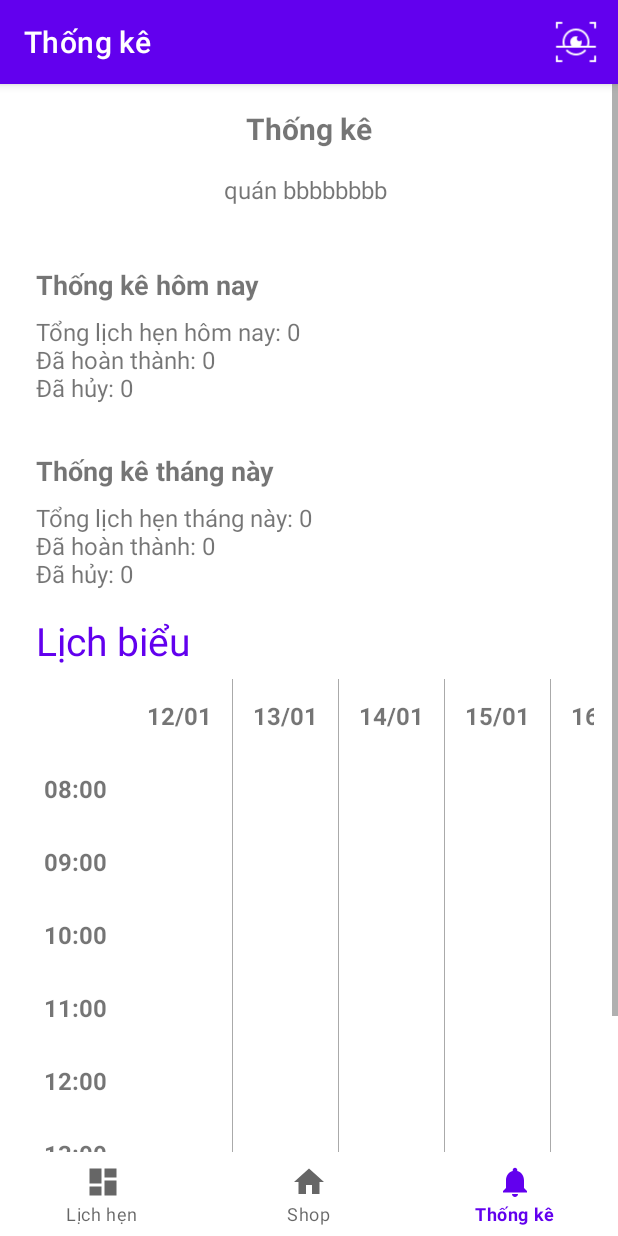
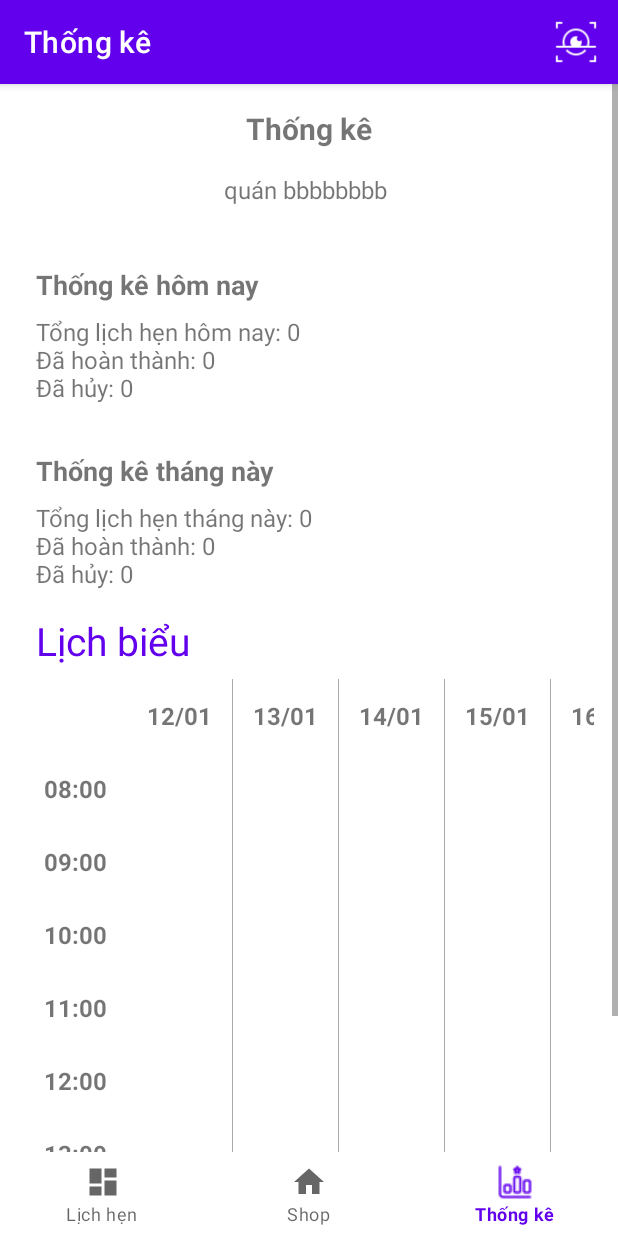
Before and after one commit to bobby-stanoff/barber-appointment, an Android app: the NotificationsFragment screen opened through its navigation route, on a phone screen of 412 x 824 dp. Run offline under Robolectric (Android 15) with nearby library versions, the phone set to English and light mode, and no system bars; our stand-ins replace Firebase (no records; nobody signed in at launch, a user with empty details on screens opened directly), navigation-ui; pictures from the network do not load.

```diff
--- a/app/src/main/java/vn/something/barberfinal/AddServiceActivity.java
+++ b/app/src/main/java/vn/something/barberfinal/AddServiceActivity.java
@@ -20,7 +20,6 @@ import vn.something.barberfinal.DataModel.BarberService;
 public class AddServiceActivity extends AppCompatActivity {
     private EditText serviceNameEditText, serviceDurationEditText, servicePriceEditText;
     private Button saveButton;
-
     @Override
     protected void onCreate(Bundle savedInstanceState) {
         super.onCreate(savedInstanceState);
@@ -36,8 +35,6 @@ public class AddServiceActivity extends AppCompatActivity {
             String name = serviceNameEditText.getText().toString();
             String duration = serviceDurationEditText.getText().toString();
             String price = servicePriceEditText.getText().toString();
-
-
             BarberService newService = new BarberService(name, duration, price);
 
             addServicetoFireBase(newService);
--- a/app/src/main/java/vn/something/barberfinal/ScheduleLayoutActivity.java
+++ b/app/src/main/java/vn/something/barberfinal/ScheduleLayoutActivity.java
@@ -25,7 +25,7 @@ public class ScheduleLayoutActivity extends AppCompatActivity {
         EdgeToEdge.enable(this);
         setContentView(R.layout.activity_schedule_layout);
 
-        setContentView(R.layout.activity_schedule_layout); // Replace with your layout
+        setContentView(R.layout.activity_schedule_layout);
         scheduleTable = findViewById(R.id.scheduleTable); // Ensure your TableLayout has this ID
         generateSchedule();
     }
@@ -54,7 +54,7 @@ public class ScheduleLayoutActivity extends AppCompatActivity {
         for(String timestamp: timestamps) {
 
             TableRow tableRow = new TableRow(this);
-            addTextViewToRow(tableRow, timestamp, true); // Add timestamp as the first cell
+            addTextViewToRow(tableRow, timestamp, true);
 
             // Generate Column For each Date
             for (int day = 0; day < 7; day++) {
--- a/app/src/main/java/vn/something/barberfinal/ui/home/HomeFragment.java
+++ b/app/src/main/java/vn/something/barberfinal/ui/home/HomeFragment.java
@@ -73,7 +73,6 @@ public class HomeFragment extends Fragment {
             switch (pos) {
                 case 0:
                     tab.setText("Thông tin");
-
                     break;
                 case 1:
                     tab.setText("Dịch vụ");
--- a/app/src/main/res/menu-v26/bottom_nav_menu.xml
+++ b/app/src/main/res/menu-v26/bottom_nav_menu.xml
@@ -15,7 +15,7 @@
 
     <item
         android:id="@+id/navigation_notifications"
-        android:icon="@drawable/ic_notifications_black_24dp"
+        android:icon="@drawable/ic_statis"
         android:title="@string/title_notifications" />
 
 </menu>
--- a/app/src/main/res/menu/bottom_nav_menu.xml
+++ b/app/src/main/res/menu/bottom_nav_menu.xml
@@ -16,7 +16,7 @@
 
     <item
         android:id="@+id/navigation_notifications"
-        android:icon="@drawable/ic_notifications_black_24dp"
+        android:icon="@drawable/ic_statis"
         android:title="@string/title_notifications" />
 
 </menu>
```
Also changed, not shown: app/src/main/java/vn/something/barberfinal/BookingDetail.java (+1 -12 lines), app/src/main/java/vn/something/barberfinal/ui/fragments/ServiceShopFragment.java (+1 -7 lines), app/src/main/java/vn/something/barberfinal/ui/notifications/NotificationsFragment.java (+33 -16 lines), app/src/main/res/drawable/ic_statis.png (added).
